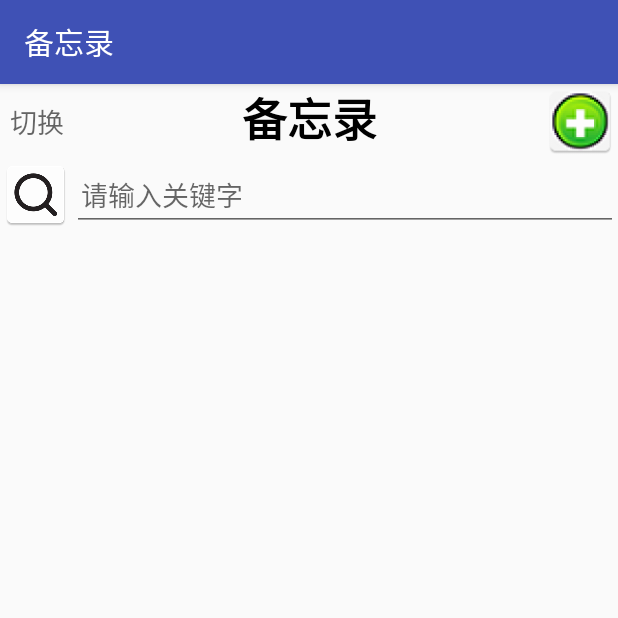
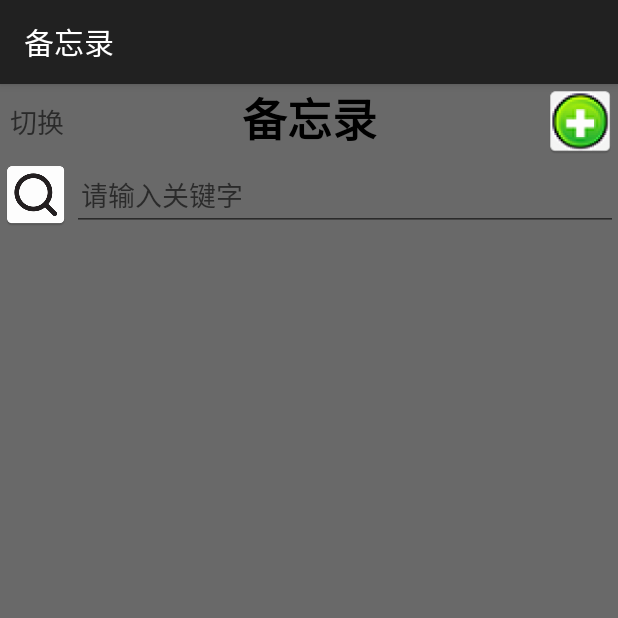
Before and after one commit to NSG-YEYING/memo, an Android app: the screen it shows after launch (MainActivity), after a tap on an icon or button, on a phone screen of 412 x 824 dp, the top half of it. Run offline under Robolectric (Android 15) with nearby library versions, the phone set to English and light mode, and no system bars.

Commit message:
bug版主题切换完成

```diff
--- a/memo/app/src/main/java/hanz/com/mymemo/MainActivity.java
+++ b/memo/app/src/main/java/hanz/com/mymemo/MainActivity.java
@@ -32,7 +32,7 @@ public class MainActivity extends AppCompatActivity {
 
     private List datas;
     private HandleData handleData;
-    private static boolean defaultTheme = true;
+    private static boolean nightTheme = false;
 
 
     @Override
@@ -66,9 +66,8 @@ public class MainActivity extends AppCompatActivity {
             @Override
             public void onClick(View v) {
 //              change status
-                defaultTheme = !defaultTheme;
+                nightTheme = !nightTheme;
                 change();
-                Log.d(" defaultTheme", String.valueOf(defaultTheme));
 //              restart activity
                 recreate();
             }
@@ -85,7 +84,9 @@ public class MainActivity extends AppCompatActivity {
             @Override
             public void onClick(View v) {
                 //跳转添加页面
-                startActivity(new Intent(MainActivity.this, AddActivity.class));
+                Intent intent = new Intent(MainActivity.this, AddActivity.class);
+                intent.putExtra("nightTheme", nightTheme);
+                startActivity(intent);
             }
         });
 
@@ -175,11 +176,7 @@ public class MainActivity extends AppCompatActivity {
     }
 
     private void change() {
-        if (defaultTheme){
-            setTheme(R.style.AppTheme_NIGHT);
-        } else {
-            setTheme(R.style.AppTheme);
-        }
+        setTheme( nightTheme ? R.style.AppTheme_NIGHT : R.style.AppTheme) ;
     }
 
 }
--- a/memo/app/src/main/java/hanz/com/mymemo/addmemo/AddActivity.java
+++ b/memo/app/src/main/java/hanz/com/mymemo/addmemo/AddActivity.java
@@ -29,6 +29,9 @@ public class AddActivity extends AppCompatActivity {
     @Override
     protected void onCreate(Bundle savedInstanceState) {
         super.onCreate(savedInstanceState);
+
+        boolean nightTheme = getIntent().getBooleanExtra("nightTheme", false);
+        setTheme( nightTheme ? R.style.AppTheme_NIGHT : R.style.AppTheme) ;
         setContentView(R.layout.add_memo);
 
         init();
--- a/memo/app/src/main/res/values/colors.xml
+++ b/memo/app/src/main/res/values/colors.xml
@@ -3,6 +3,6 @@
     <color name="colorPrimary">#3F51B5</color>
     <color name="colorPrimaryDark">#303F9F</color>
     <color name="colorAccent">#FF4081</color>
-    <color name="night_black">#27342b</color>
+    <color name="night_black">#696969</color>
     <color name="night_white">#fffef9</color>
 </resources>
--- a/memo/app/src/main/res/values/styles.xml
+++ b/memo/app/src/main/res/values/styles.xml
@@ -14,8 +14,9 @@
         <item name="android:windowBackground">@color/night_black</item>
         <!--   字体颜色     -->
         <item name="android:textColor">@color/night_white</item>
-        <!--    主题字体颜色    -->
+        <!--    主标题字体颜色    -->
         <item name="android:textColorPrimary">@color/night_white</item>
+
 
     </style>
 
```
